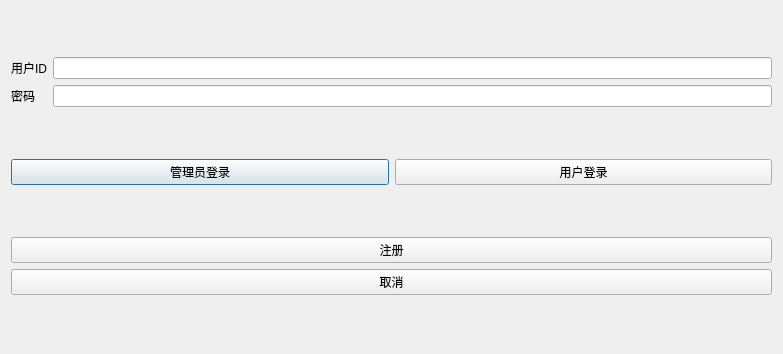
Before: the Qt Designer form Client/UI/TrainUI/login.ui in TimerChen/TrainTickets, drawn with Qt 5.
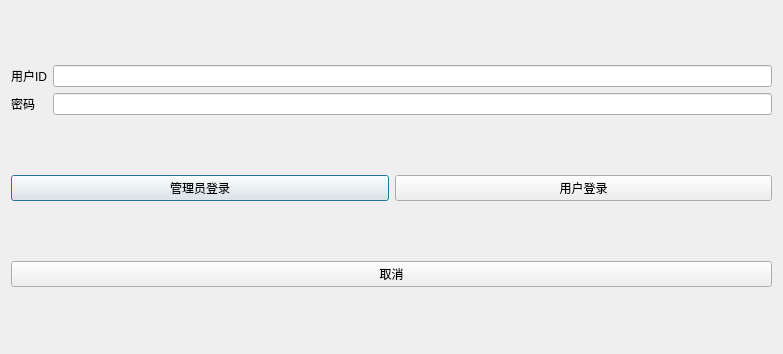
After: the same form once the commit is applied. Icons and pictures are not drawn.

Commit message: Delete the registBtn in login ui, and change a lot in ppt

Patch:
```diff
--- a/Client/UI/TrainUI/login.ui
+++ b/Client/UI/TrainUI/login.ui
@@ -76,13 +76,6 @@
      </item>
      <item>
       <layout class="QVBoxLayout" name="verticalLayout">
-       <item>
-        <widget class="QPushButton" name="registBtn">
-         <property name="text">
-          <string>注册</string>
-         </property>
-        </widget>
-       </item>
        <item>
         <widget class="QPushButton" name="exitBtn">
          <property name="text">
```
The commit also changes 10 other files.
